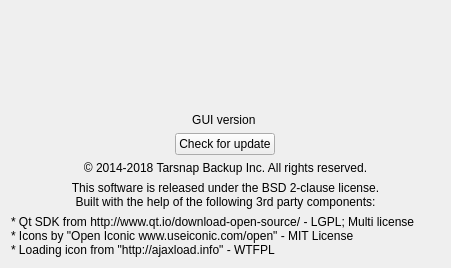
Tarsnap/tarsnap-gui, file forms/aboutwidget.ui: the form before one commit.
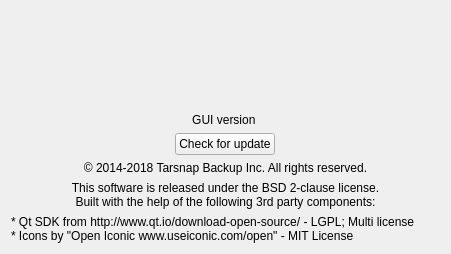
The form after the commit. Icons and pictures are not drawn.

Commit message: Remove reference to previous "loading.gif"

The edit to the form file:
```diff
--- a/forms/aboutwidget.ui
+++ b/forms/aboutwidget.ui
@@ -104,8 +104,7 @@
     <widget class="QLabel" name="otherSoftwareLabel">
      <property name="text">
       <string>* Qt SDK from http://www.qt.io/download-open-source/ - LGPL; Multi license
-* Icons by &quot;Open Iconic www.useiconic.com/open&quot; - MIT License
-* Loading icon from &quot;http://ajaxload.info&quot; - WTFPL</string>
+* Icons by &quot;Open Iconic www.useiconic.com/open&quot; - MIT License</string>
      </property>
      <property name="wordWrap">
       <bool>true</bool>
```
The commit also changes 3 other files.
